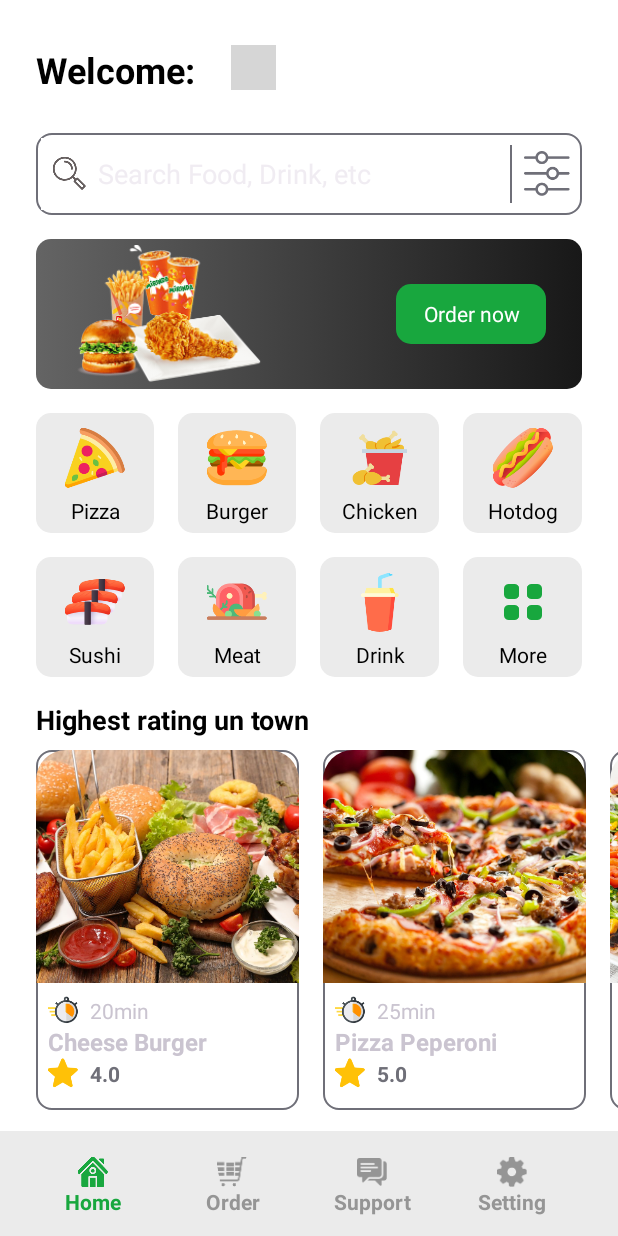
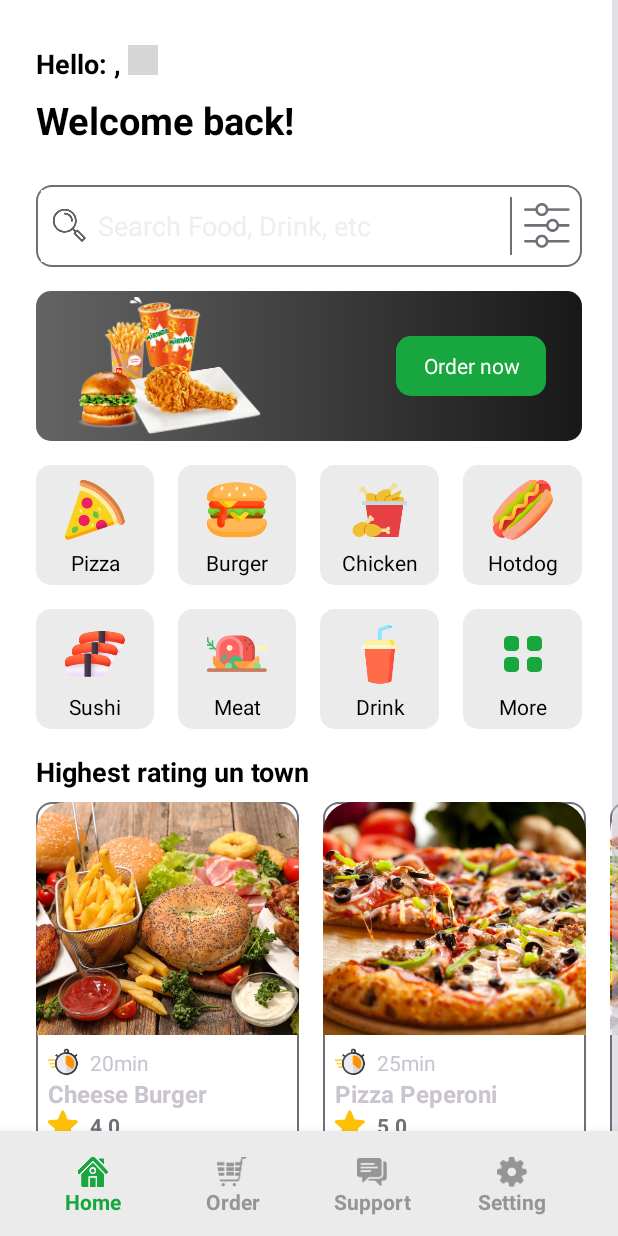
Before and after one commit to MinhPhucNguyen/AndroidProject_FoodDelivery, an Android app: the MainActivity screen opened directly, with no data from a screen before it, on a phone screen of 412 x 824 dp. Run offline under Robolectric (Android 15) with nearby library versions, the phone set to English and light mode, and no system bars; pictures from the network do not load; grey boxes are pictures that could not be loaded.

```diff
--- a/app/src/main/java/com/example/loginscreen/Activity/MainActivity.java
+++ b/app/src/main/java/com/example/loginscreen/Activity/MainActivity.java
@@ -80,13 +80,14 @@ public class MainActivity extends AppCompatActivity {
         txtAddressUser = (TextView) findViewById(R.id.txtAddressUser);
 
         SharedPreferences sharedPreferences = getSharedPreferences("userData", Context.MODE_PRIVATE);
-        String username = sharedPreferences.getString("username", "");
+        String fullName = sharedPreferences.getString("fullname", "");
+        String userName = sharedPreferences.getString("username", "");
         String phoneNumber = sharedPreferences.getString("phone_number", "");
         String address = sharedPreferences.getString("address", "");
-        String password = sharedPreferences.getString("password", "");
+        String passWord = sharedPreferences.getString("password", "");
 
-        User userData = new User(username, phoneNumber, address, password, 0);
-        txtAddressUser.setText("Welcome: " + userData.getUsername());
+        User userData = new User(fullName, userName, phoneNumber, address, passWord, 0);
+        txtAddressUser.setText("Hello: " + userData.getUsername() + ", ");
     }
 
     public void openCartAcitity() {
--- a/app/src/main/java/com/example/loginscreen/Domain/models/User.java
+++ b/app/src/main/java/com/example/loginscreen/Domain/models/User.java
@@ -2,15 +2,18 @@ package com.example.loginscreen.Domain.models;
 
 import java.io.Serializable;
 
-public class User  {
+public class User {
     private Integer id;
+
+    private String fullname;
     private String username;
     private String phone_number;
     private String address;
     private String password;
     private Integer role_as;
 
-    public User(String username, String phone_number, String address, String password, Integer role_as) {
+    public User(String fullname, String username, String phone_number, String address, String password, Integer role_as) {
+        this.fullname = fullname;
         this.username = username;
         this.phone_number = phone_number;
         this.address = address;
@@ -24,6 +27,14 @@ public class User  {
 
     public void setId(Integer id) {
         this.id = id;
+    }
+
+    public String getFullname() {
+        return fullname;
+    }
+
+    public void setFullname(String fullname) {
+        this.fullname = fullname;
     }
 
     public String getUsername() {
--- a/app/src/main/res/layout/activity_main.xml
+++ b/app/src/main/res/layout/activity_main.xml
@@ -23,39 +23,58 @@
             android:orientation="vertical"
             android:paddingBottom="70dp">
 
-            <androidx.constraintlayout.widget.ConstraintLayout
+            <LinearLayout
                 android:layout_width="match_parent"
                 android:layout_height="match_parent"
                 android:layout_marginTop="30dp"
                 android:layout_marginBottom="10dp"
                 android:layout_marginStart="24dp"
-                android:layout_marginEnd="24dp">
+                android:layout_marginEnd="24dp"
+                android:orientation="vertical">
+
+                <LinearLayout
+                    android:layout_width="match_parent"
+                    android:layout_height="wrap_content"
+                    android:orientation="horizontal"
+                    app:layout_constraintBottom_toBottomOf="parent"
+                    app:layout_constraintEnd_toEndOf="parent"
+                    app:layout_constraintStart_toStartOf="parent"
+                    app:layout_constraintTop_toTopOf="parent">
 
                     <TextView
                         android:id="@+id/txtAddressUser"
                         android:layout_width="wrap_content"
                         android:layout_height="wrap_content"
-                    android:text="Welcome: Thuy Loi University"
+                        android:text="Hello: Thuy Loi University"
                         android:textColor="@color/black"
-                    android:textSize="24dp"
+                        android:textSize="18dp"
                         android:textStyle="bold"
                         app:layout_constraintBottom_toBottomOf="parent"
                         app:layout_constraintStart_toStartOf="parent"
                         app:layout_constraintTop_toTopOf="parent" />
 
                     <ImageView
-                    android:layout_width="30dp"
-                    android:layout_height="30dp"
+                        android:layout_width="20dp"
+                        android:layout_height="20dp"
+                        android:layout_marginStart="0dp"
                         android:src="@drawable/wave"
-                    android:layout_marginStart="0dp"
                         app:layout_constraintBottom_toBottomOf="parent"
                         app:layout_constraintEnd_toEndOf="parent"
                         app:layout_constraintHorizontal_bias="0.077"
                         app:layout_constraintStart_toEndOf="@+id/txtAddressUser"
                         app:layout_constraintTop_toTopOf="parent"
                         app:layout_constraintVertical_bias="0.0" />
+                </LinearLayout>
+                <TextView
+                    android:layout_width="wrap_content"
+                    android:layout_height="wrap_content"
+                    android:text="Welcome back!"
+                    android:textColor="@color/black"
+                    android:textSize="25dp"
+                    android:textStyle="bold"
+                    android:layout_marginTop="8dp"/>
 
-            </androidx.constraintlayout.widget.ConstraintLayout>
+            </LinearLayout>
 
 
 
@@ -442,7 +461,8 @@
         app:layout_constraintEnd_toEndOf="parent"
         app:layout_constraintStart_toStartOf="parent"
         android:paddingBottom="10dp"
-        android:background="@color/light_grey">
+        android:background="@color/light_grey"
+        android:elevation="10dp">
 
         <com.google.android.material.bottomappbar.BottomAppBar
             android:layout_width="match_parent"
```
Also changed, not shown: app/src/main/java/com/example/loginscreen/Activity/Auth/LoginActivity.java (+12 -29 lines), app/src/main/java/com/example/loginscreen/Activity/CartActivity.java (+4 -3 lines), app/src/main/java/com/example/loginscreen/DBHelper/DBHelper.java (+6 -2 lines). Lines whose indentation alone changed are shown as unchanged.
